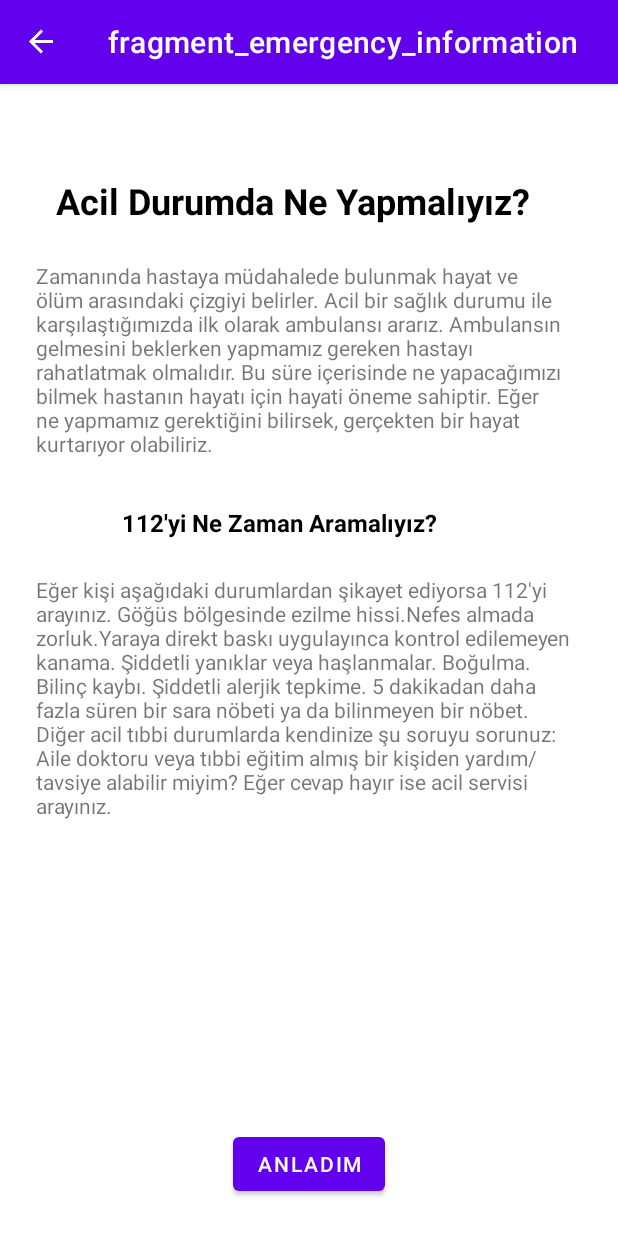
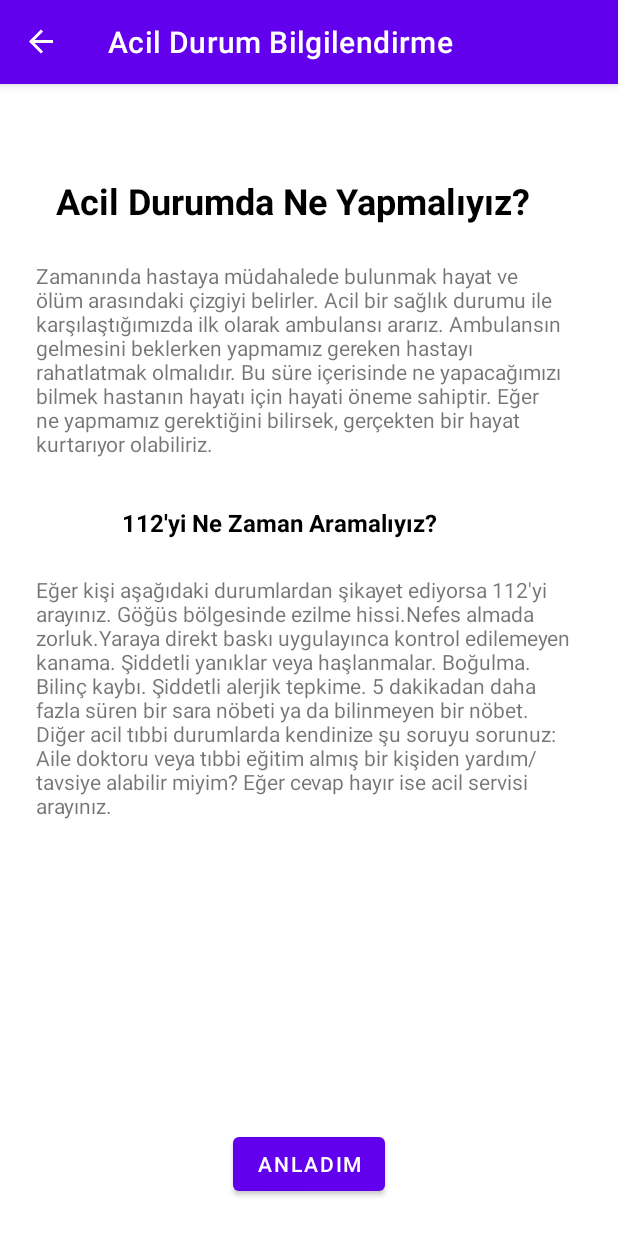
Before and after one commit to Android-Bros/El-Ver, an Android app: the FlowActivity screen opened directly, with no data from a screen before it, after a tap on an icon or button, on a phone screen of 412 x 824 dp. Run offline under Robolectric (Android 15) with nearby library versions, the phone set to English and light mode, and no system bars; our stand-ins replace Dagger/Hilt's generated code, navigation-ui.

Commit message:
xml files updated

```diff
--- a/app/src/main/res/navigation/flow_nav_graph.xml
+++ b/app/src/main/res/navigation/flow_nav_graph.xml
@@ -7,7 +7,7 @@
     <fragment
         android:id="@+id/aidMapFragment"
         android:name="com.androidbros.elver.presentation.ui.aidmap.AidMapFragment"
-        android:label="fragment_aid_map"
+        android:label="Yardım Al"
         tools:layout="@layout/fragment_aid_map">
         <action
             android:id="@+id/action_aidMapFragment_to_requirementFragment"
@@ -22,7 +22,7 @@
     <fragment
         android:id="@+id/animalHealthInfo"
         android:name="com.androidbros.elver.presentation.ui.animal.AnimalHealthInfo"
-        android:label="fragment_animal_health_info"
+        android:label="Hayvan Sağlık Bilgisi"
         tools:layout="@layout/fragment_animal_health_info" >
         <argument
             android:name="location"
@@ -34,7 +34,7 @@
     <fragment
         android:id="@+id/homeFragment"
         android:name="com.androidbros.elver.presentation.ui.HomeFragment"
-        android:label="fragment_home"
+        android:label="Ana Ekran"
         tools:layout="@layout/fragment_home" >
         <action
             android:id="@+id/action_homeFragment_to_emergencyInformationFragment"
@@ -55,7 +55,7 @@
     <fragment
         android:id="@+id/needyMapFragment"
         android:name="com.androidbros.elver.presentation.ui.needy.NeedyMapFragment"
-        android:label="fragment_needy_map"
+        android:label="İhtiyaç Sahipleri"
         tools:layout="@layout/fragment_needy_map" >
         <argument
             android:name="location"
@@ -64,7 +64,7 @@
     <fragment
         android:id="@+id/requirementFragment"
         android:name="com.androidbros.elver.presentation.ui.requirement.RequirementFragment"
-        android:label="fragment_requirement"
+        android:label="İnsani Yardım"
         tools:layout="@layout/fragment_requirement">
         <argument
             android:name="location"
@@ -73,12 +73,12 @@
     <fragment
         android:id="@+id/userProfileFragment"
         android:name="com.androidbros.elver.presentation.ui.user_profile.UserProfileFragment"
-        android:label="fragment_user_profile"
+        android:label="Profilin"
         tools:layout="@layout/fragment_user_profile" />
     <fragment
         android:id="@+id/emergencyInformationFragment"
         android:name="com.androidbros.elver.presentation.ui.EmergencyInformationFragment"
-        android:label="fragment_emergency_information"
+        android:label="Acil Durum Bilgilendirme"
         tools:layout="@layout/fragment_emergency_information" >
         <action
             android:id="@+id/action_emergencyInformationFragment_to_homeFragment"
@@ -87,12 +87,12 @@
     <fragment
         android:id="@+id/notificationFragment"
         android:name="com.androidbros.elver.presentation.ui.notification.NotificationFragment"
-        android:label="fragment_notification"
+        android:label="Bildirimler"
         tools:layout="@layout/fragment_notification" />
     <fragment
         android:id="@+id/aidSelectFragment"
         android:name="com.androidbros.elver.presentation.ui.AidSelectFragment"
-        android:label="fragment_aid_select"
+        android:label="Yardım"
         tools:layout="@layout/fragment_aid_select" >
         <action
             android:id="@+id/action_aidSelectFragment_to_aidMapFragment"
--- a/app/src/main/res/values/strings.xml
+++ b/app/src/main/res/values/strings.xml
@@ -17,10 +17,10 @@
     <string name="phone_number">Telefon Numarası</string>
     <string name="register">Kaydol</string>
     <string name="already_have_an_account">Zaten Hesabın Var Mı</string>
-    <string name="your_profile">your profile</string>
-    <string name="emergency_help">emergency help</string>
-    <string name="give_a_hand">give a hand</string>
-    <string name="home">home</string>
+    <string name="your_profile">Profilin</string>
+    <string name="emergency_help">Acil Yardım</string>
+    <string name="give_a_hand">Yardım Et</string>
+    <string name="home">Ana Ekran</string>
     <string name="get_help">Yardım istemek için lütfen butona tıklayınız</string>
     <string name="emergency_button">Acil Yardım Butonu</string>
     <string name="image">image</string>
@@ -55,7 +55,7 @@
     <string name="are_you_want_to_delete_account">Hesabını silmek istiyor musun?</string>
     <string name="permissionDenied">İzin Reddedildi!</string>
     <string name="howmanypeople">Kaç Kişinin Yardıma İhtiyacı Var?</string>
-    <string name="notification">Notification</string>
+    <string name="notification">Bildirimler</string>
     <string name="animaltype">Hayvanın Türü Nedir?</string>
     <string name="select_location">Konum Seç</string>
     <string name="have_a_wound">Herhangi bir yarası bulunuyor mu?</string>
```
